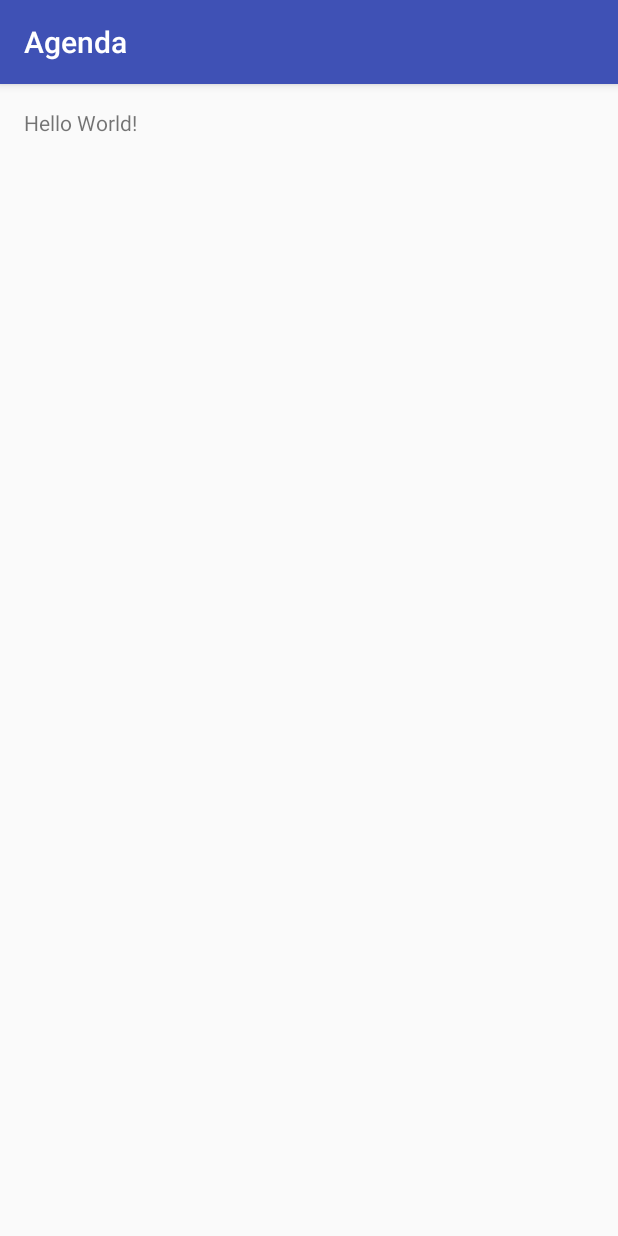
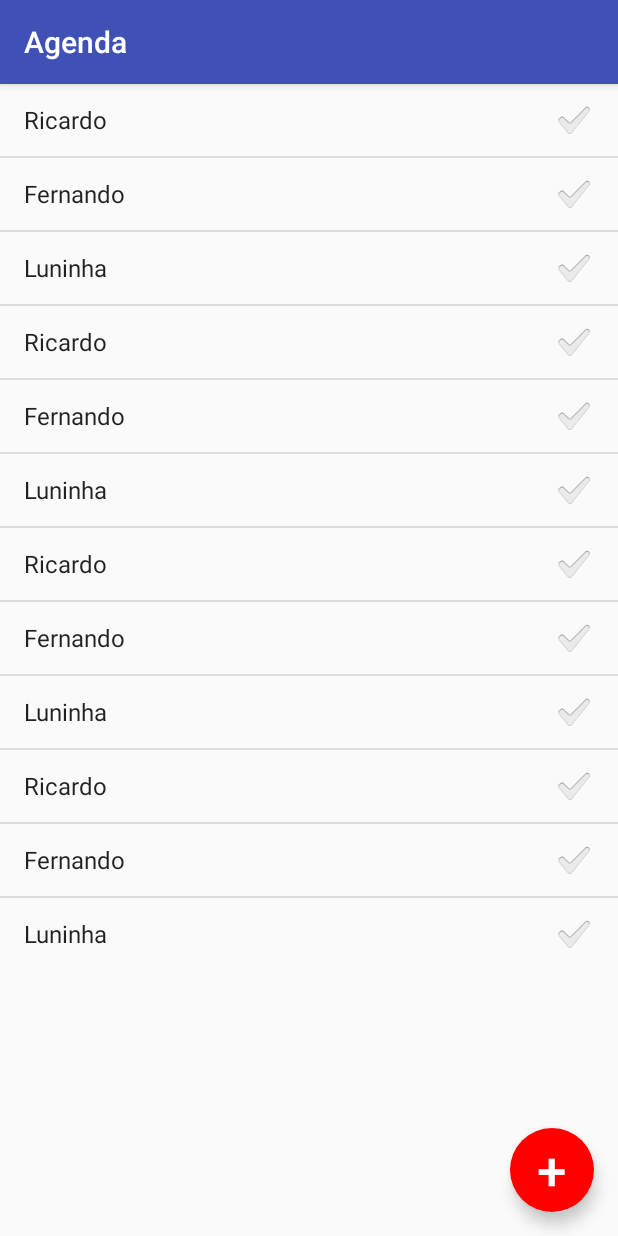
Before and after one commit to ricklima96/Agenda, an Android app: the screen it shows after launch (ListaAlunosActivity), on a phone screen of 412 x 824 dp. Run offline under Robolectric (Android 15) with nearby library versions, the phone set to English and light mode, and no system bars.

Commit message:
Criando botão e tela de formulário

```diff
--- a/app/src/main/AndroidManifest.xml
+++ b/app/src/main/AndroidManifest.xml
@@ -15,6 +15,9 @@
                 <category android:name="android.intent.category.LAUNCHER" />
             </intent-filter>
         </activity>
+        <activity android:name=".FormularioActivity">
+
+        </activity>
     </application>
 
 </manifest>
--- a/app/src/main/java/com/example/taqtile/agenda/ListaAlunosActivity.java
+++ b/app/src/main/java/com/example/taqtile/agenda/ListaAlunosActivity.java
@@ -1,7 +1,12 @@
 package com.example.taqtile.agenda;
 
+import android.os.Bundle;
 import android.support.v7.app.AppCompatActivity;
-import android.os.Bundle;
+import android.view.Menu;
+import android.view.View;
+import android.widget.ArrayAdapter;
+import android.widget.Button;
+import android.widget.ListView;
 
 public class ListaAlunosActivity extends AppCompatActivity {
 
@@ -9,5 +14,25 @@ public class ListaAlunosActivity extends AppCompatActivity {
     protected void onCreate(Bundle savedInstanceState) {
         super.onCreate(savedInstanceState);
         setContentView(R.layout.activity_lista_alunos);
+
+
+        String[] alunos = {"Ricardo", "Fernando", "Luninha", "Ricardo", "Fernando", "Luninha", "Ricardo", "Fernando", "Luninha", "Ricardo", "Fernando", "Luninha"};
+        ListView listaAlunos = (ListView) findViewById(R.id.lista_alunos);
+        ArrayAdapter adapter = new ArrayAdapter<String>(this, android.R.layout.simple_list_item_checked, alunos);
+        listaAlunos.setAdapter(adapter);
+
+        Button novoAluno = (Button) findViewById(R.id.novo_aluno);
+        novoAluno.setOnClickListener(new View.OnClickListener() {
+            @Override
+            public void onClick(View view) {
+                finish();
+            }
+        });
+    }
+
+    @Override
+    public boolean onCreateOptionsMenu(Menu menu) {
+        return super.onCreateOptionsMenu(menu);
+
     }
 }
--- /dev/null
+++ b/app/src/main/res/drawable/fundo.xml
@@ -0,0 +1,7 @@
+<?xml version="1.0" encoding="utf-8"?>
+<shape xmlns:android="http://schemas.android.com/apk/res/android"
+    android:shape="oval">
+    <solid
+        android:color="#ff0000"/>
+
+</shape>
--- a/app/src/main/res/layout/activity_lista_alunos.xml
+++ b/app/src/main/res/layout/activity_lista_alunos.xml
@@ -1,17 +1,31 @@
 <?xml version="1.0" encoding="utf-8"?>
 <RelativeLayout xmlns:android="http://schemas.android.com/apk/res/android"
-    xmlns:tools="http://schemas.android.com/tools"
     android:id="@+id/activity_lista_alunos"
     android:layout_width="match_parent"
     android:layout_height="match_parent"
-    android:paddingBottom="@dimen/activity_vertical_margin"
-    android:paddingLeft="@dimen/activity_horizontal_margin"
-    android:paddingRight="@dimen/activity_horizontal_margin"
-    android:paddingTop="@dimen/activity_vertical_margin"
-    tools:context="com.example.taqtile.agenda.ListaAlunosActivity">
+    android:orientation="vertical"
+    >
 
-    <TextView
-        android:layout_width="wrap_content"
+    <ListView
+        android:layout_width="match_parent"
         android:layout_height="wrap_content"
-        android:text="Hello World!" />
+        android:id="@+id/lista_alunos">
+    </ListView>
+
+    <Button
+        android:layout_width="56dp"
+        android:layout_height="56dp"
+        android:text="+"
+        android:textColor="#ffffff"
+        android:textSize="35sp"
+        android:elevation="6sp"
+        android:id="@+id/novo_aluno"
+        android:layout_alignParentBottom="true"
+        android:layout_alignParentRight="true"
+        android:layout_marginBottom="16dp"
+        android:layout_marginRight="16dp"
+        android:background="@drawable/fundo"
+        android:stateListAnimator="@null"/>
+
+
 </RelativeLayout>
```
Also changed, not shown: app/src/main/java/com/example/taqtile/agenda/FormularioActivity.java (added, +27 -0 lines), app/src/main/res/layout/activity_formulario.xml (added, +54 -0 lines), app/src/main/res/layout/menu_formulario.xml (added, +11 -0 lines).
